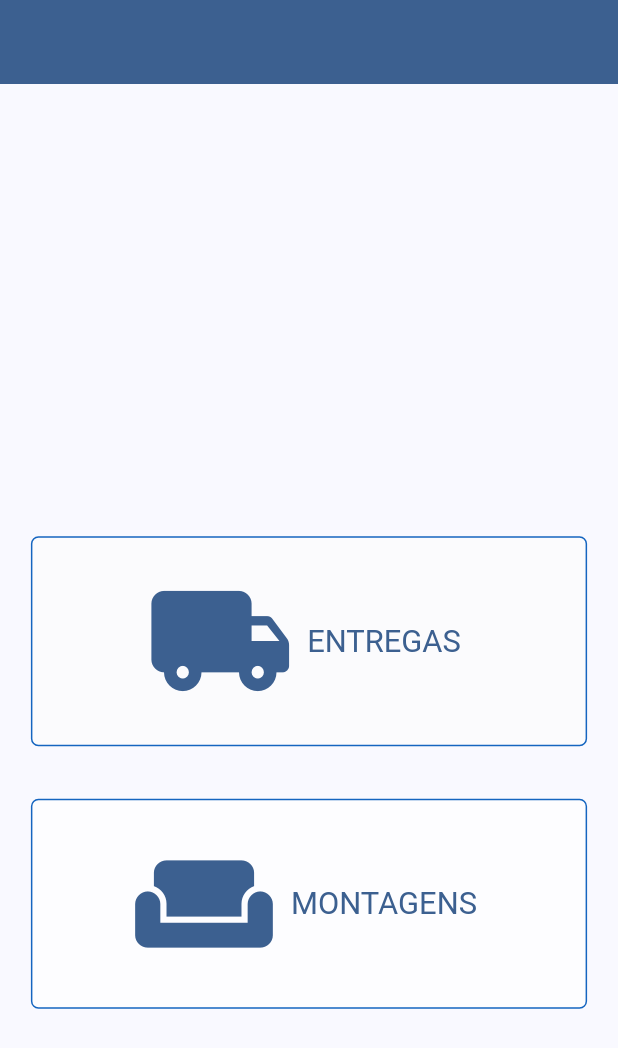
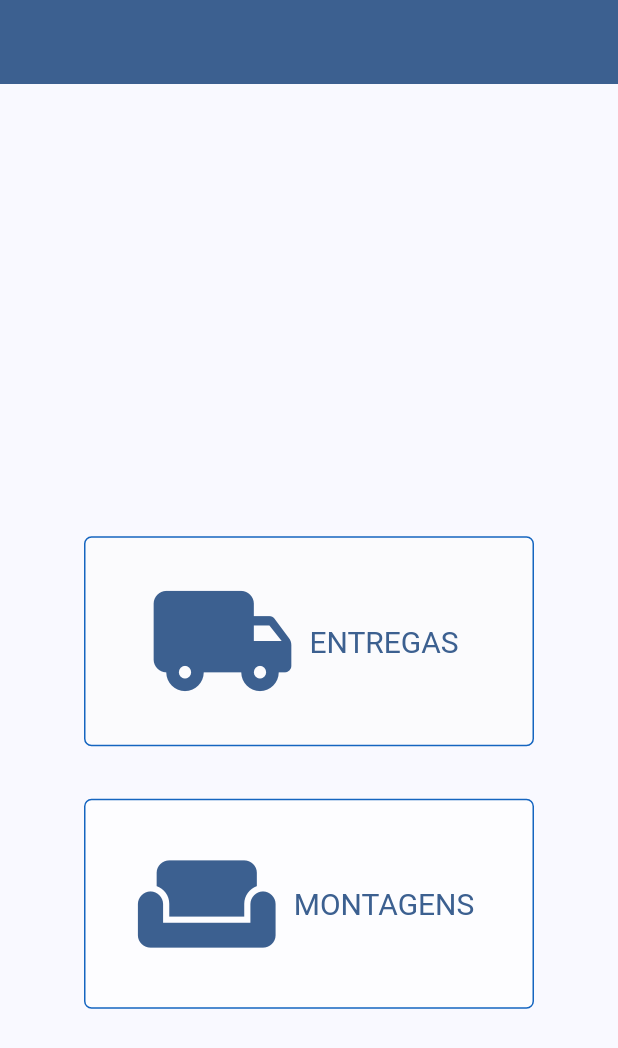
Before and after one commit to Semicheche/app_delivery_flutter, a Flutter app: the screen it shows once a user with an empty profile is signed in, on a phone screen of 412 x 824 dp. Shown: the top 1048 px of the screen. Run offline on Flutter 3.47's test engine with Material 2 defaults, Android fonts, the phone set to English and light mode, and no system bars; our stand-ins replace animated_splash_screen, animated_text_kit, badges, carousel_slider, cloud_firestore, firebase_auth and 10 more; missing offline and left inert: dart:ffi, syncfusion_flutter_signaturepad; accounts and stored records are empty.

Commit message:
removido screen Medua query frm context

```diff
--- a/lib/main.dart
+++ b/lib/main.dart
@@ -16,7 +16,7 @@ class MyApp extends StatelessWidget {
   // This widget is the root of your apprlication.
   @override
   Widget build(BuildContext context) {
-    final fontSize = MediaQuery.of(context).size.width*0.05;
+    double fontSize = 20; // MediaQuery.of(context).size.width*0.05;
     return MaterialApp(
       title: 'Delivery APP',
       theme: ThemeData(
@@ -27,7 +27,7 @@ class MyApp extends StatelessWidget {
               borderRadius: BorderRadius.circular(5),
               side: BorderSide(color: Colors.blue.shade800)
             ),
-            fixedSize: Size.fromWidth(MediaQuery.of(context).size.width*0.9),
+            fixedSize: Size.fromWidth(300), // MediaQuery.of(context).size.width*0.9),
             textStyle: TextStyle(
               fontSize: fontSize,
             ),
```
